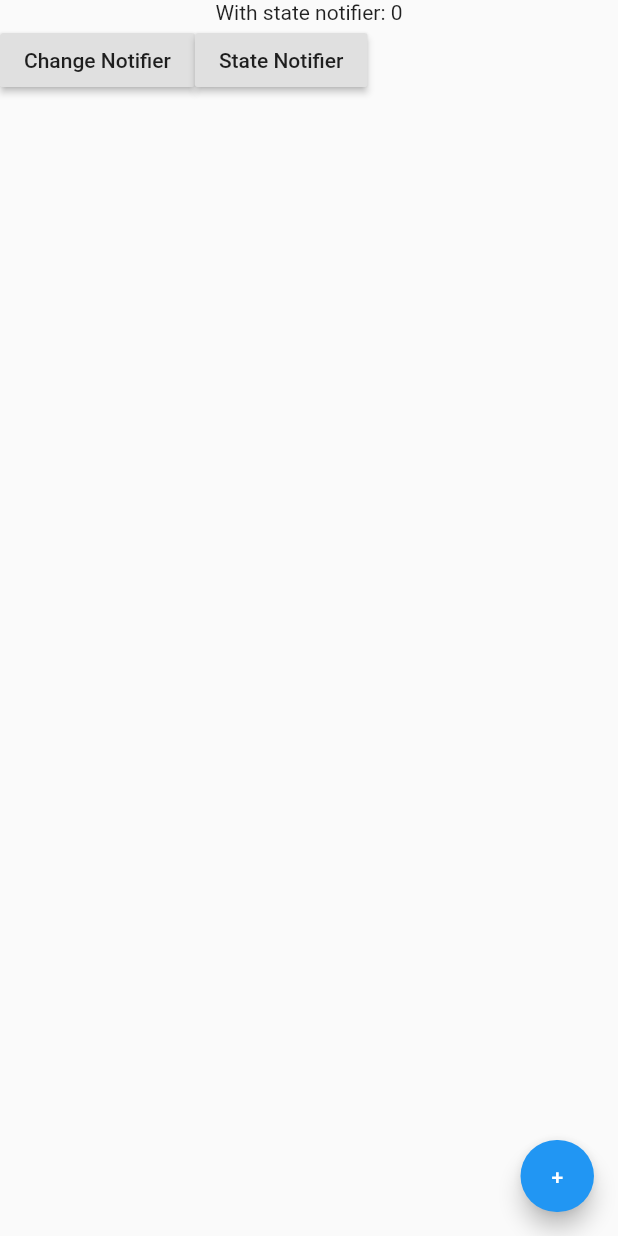
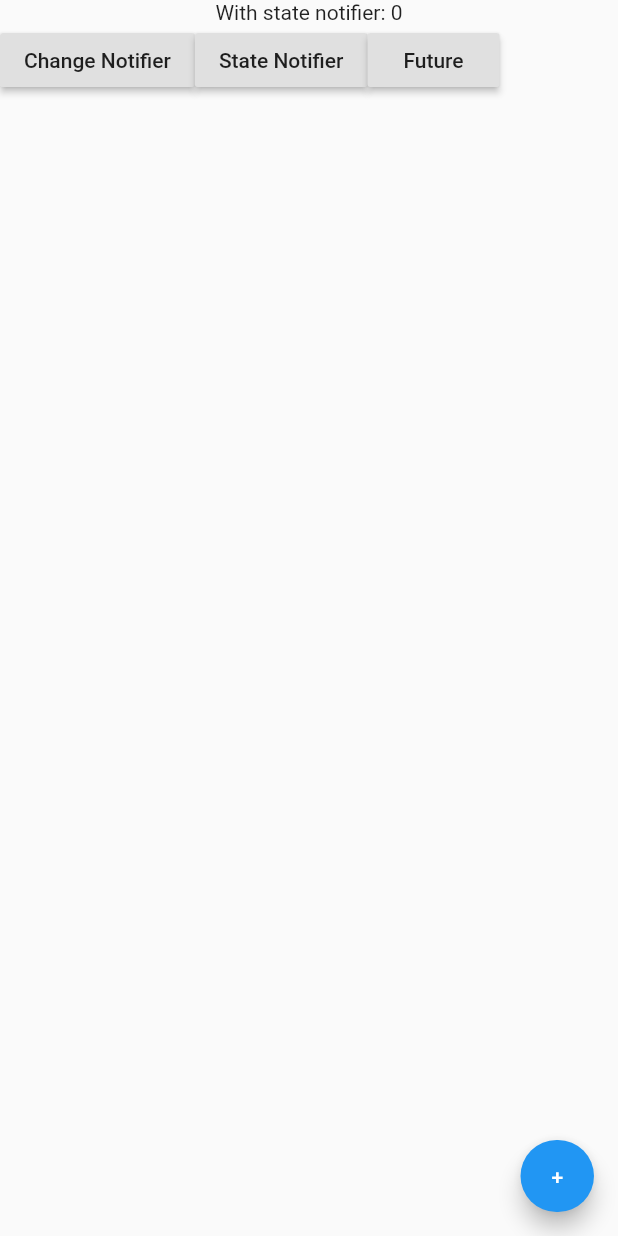
Before and after one commit to AbhiShake1/learn_provider, a Flutter app: the screen it shows after launch, on a phone screen of 412 x 824 dp. Run offline on Flutter 3.47's test engine with Material 2 defaults, Android fonts, the phone set to English and light mode, and no system bars; our stand-ins replace flutter_riverpod.

Commit message:
add future

```diff
--- a/lib/commons/routes.dart
+++ b/lib/commons/routes.dart
@@ -1,15 +1,19 @@
 import 'package:flutter/material.dart';
 import 'package:learn_provider/modules/change_notifier/view/change_notifier_page.dart';
+import 'package:learn_provider/modules/future/view/future_page.dart';
 import 'package:learn_provider/modules/state_notifier/view/state_notifier_page.dart';
 
 const String changeNotifierPageRoute = '/changenotifier';
 const String stateNotifierPageRoute = '/statenotifier';
+const String futurePageRoute = '/future';
 
 Route onGenerateRoute(RouteSettings settings) {
   return MaterialPageRoute(
     settings: settings,
     builder: (context) {
       switch (settings.name) {
+        case futurePageRoute:
+          return const FuturePage();
         case changeNotifierPageRoute:
           return const ChangeNotifierPage();
         case '/':
--- /dev/null
+++ b/lib/modules/future/providers/future_int_provider.dart
@@ -0,0 +1,9 @@
+import 'package:learn_provider/riverpod.dart';
+
+class _Future {
+  Future<int> getDelayedInt(int secs) async {
+    return Future.delayed(Duration(seconds: secs)).then((value) => 5);
+  }
+}
+
+final futureProvider = FutureProvider((_) => _Future().getDelayedInt(3));
--- a/lib/widgets/navigation.dart
+++ b/lib/widgets/navigation.dart
@@ -13,5 +13,10 @@ Widget navigationButtons(BuildContext context) => Row(
               Navigator.pushReplacementNamed(context, stateNotifierPageRoute),
           child: const Text('State Notifier'),
         ),
+        RaisedButton(
+          onPressed: () =>
+              Navigator.pushReplacementNamed(context, futurePageRoute),
+          child: const Text('Future'),
+        ),
       ],
     );
```
Also changed, not shown: lib/modules/future/view/future_page.dart (added, +28 -0 lines).
